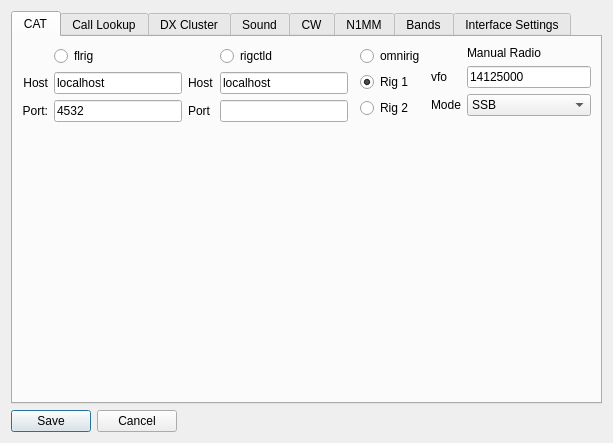
This is qsourcelogger/data/configuration.ui in kyleboyle/not1mm as Qt 5 draws it before an edit. The edited form follows.
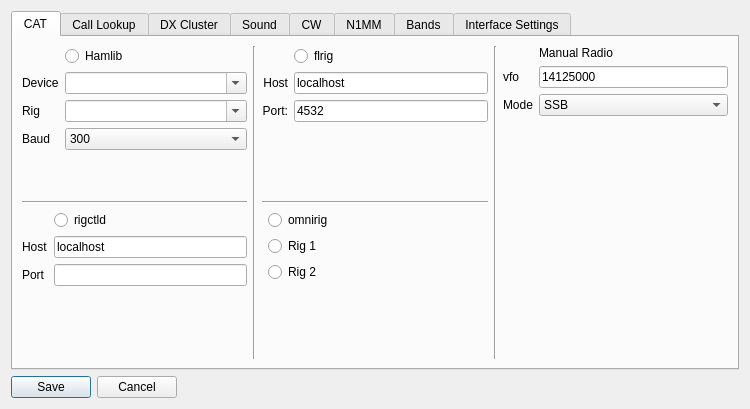
This is the edited form.

Commit message: support hamlib cat control

The edit to the form file:
```diff
--- a/qsourcelogger/data/configuration.ui
+++ b/qsourcelogger/data/configuration.ui
@@ -6,8 +6,8 @@
    <rect>
     <x>0</x>
     <y>0</y>
-    <width>613</width>
-    <height>443</height>
+    <width>750</width>
+    <height>409</height>
    </rect>
   </property>
   <property name="windowTitle">
@@ -58,71 +58,127 @@
       </attribute>
       <layout class="QHBoxLayout" name="horizontalLayout_4">
        <item>
-        <layout class="QFormLayout" name="formLayout">
-         <item row="1" column="0">
-          <widget class="QLabel" name="label_6">
-           <property name="text">
-            <string>Host</string>
-           </property>
-           <property name="alignment">
-            <set>Qt::AlignRight|Qt::AlignTrailing|Qt::AlignVCenter</set>
-           </property>
-          </widget>
-         </item>
-         <item row="1" column="1">
-          <widget class="QLineEdit" name="cat_flrig_ip">
-           <property name="text">
-            <string>localhost</string>
-           </property>
-          </widget>
-         </item>
-         <item row="2" column="1">
-          <widget class="QLineEdit" name="cat_flrig_port">
-           <property name="accessibleName">
-            <string>port number</string>
-           </property>
-           <property name="accessibleDescription">
-            <string>port number of rig control d or f l rig.</string>
-           </property>
-           <property name="inputMethodHints">
-            <set>Qt::ImhDigitsOnly</set>
-           </property>
-           <property name="text">
-            <string>4532</string>
-           </property>
-          </widget>
-         </item>
-         <item row="2" column="0">
-          <widget class="QLabel" name="label_7">
-           <property name="text">
-            <string>Port:</string>
-           </property>
-           <property name="alignment">
-            <set>Qt::AlignRight|Qt::AlignTrailing|Qt::AlignVCenter</set>
-           </property>
-          </widget>
-         </item>
+        <layout class="QVBoxLayout" name="verticalLayout_3">
+         <item>
+          <layout class="QFormLayout" name="formLayout_2">
          <item row="0" column="1">
-          <widget class="QRadioButton" name="cat_enable_flrig">
-           <property name="accessibleName">
-            <string>f l rig</string>
-           </property>
-           <property name="accessibleDescription">
-            <string>use f l rig</string>
-           </property>
-           <property name="styleSheet">
-            <string notr="true"/>
-           </property>
+            <widget class="QRadioButton" name="cat_enable_hamlib">
            <property name="text">
-            <string>flrig</string>
+              <string>Hamlib</string>
            </property>
            <attribute name="buttonGroup">
             <string notr="true">buttonGroup</string>
            </attribute>
           </widget>
          </item>
-        </layout>
-       </item>
+           <item row="1" column="1">
+            <widget class="QComboBox" name="cat_hamlib_dev">
+             <property name="editable">
+              <bool>true</bool>
+             </property>
+            </widget>
+           </item>
+           <item row="1" column="0">
+            <widget class="QLabel" name="label_24">
+             <property name="text">
+              <string>Device</string>
+             </property>
+            </widget>
+           </item>
+           <item row="2" column="1">
+            <widget class="QComboBox" name="cat_hamlib_rig">
+             <property name="editable">
+              <bool>true</bool>
+             </property>
+            </widget>
+           </item>
+           <item row="3" column="1">
+            <widget class="QComboBox" name="cat_hamlib_baud">
+             <item>
+              <property name="text">
+               <string>300</string>
+              </property>
+             </item>
+             <item>
+              <property name="text">
+               <string>600</string>
+              </property>
+             </item>
+             <item>
+              <property name="text">
+               <string>1200</string>
+              </property>
+             </item>
+             <item>
+              <property name="text">
+               <string>2400</string>
+              </property>
+             </item>
+             <item>
+              <property name="text">
+               <string>4800</string>
+              </property>
+             </item>
+             <item>
+              <property name="text">
+               <string>9600</string>
+              </property>
+             </item>
+             <item>
+              <property name="text">
+               <string>19200</string>
+              </property>
+             </item>
+             <item>
+              <property name="text">
+               <string>38400</string>
+              </property>
+             </item>
+             <item>
+              <property name="text">
+               <string>57600</string>
+              </property>
+             </item>
+             <item>
+              <property name="text">
+               <string>115200</string>
+              </property>
+             </item>
+             <item>
+              <property name="text">
+               <string>230400</string>
+              </property>
+             </item>
+             <item>
+              <property name="text">
+               <string>460800</string>
+              </property>
+             </item>
+            </widget>
+           </item>
+           <item row="2" column="0">
+            <widget class="QLabel" name="label_25">
+             <property name="text">
+              <string>Rig</string>
+             </property>
+            </widget>
+           </item>
+           <item row="3" column="0">
+            <widget class="QLabel" name="label_26">
+             <property name="text">
+              <string>Baud</string>
+             </property>
+            </widget>
+           </item>
+          </layout>
+         </item>
+         <item>
+          <widget class="Line" name="line">
+           <property name="orientation">
+            <enum>Qt::Horizontal</enum>
+           </property>
+          </widget>
+         </item>
        <item>
         <layout class="QFormLayout" name="formLayout_2">
          <item row="2" column="0">
@@ -171,6 +227,90 @@
          </item>
         </layout>
        </item>
+        </layout>
+       </item>
+       <item>
+        <widget class="Line" name="line_2">
+         <property name="orientation">
+          <enum>Qt::Vertical</enum>
+         </property>
+        </widget>
+       </item>
+       <item>
+        <layout class="QVBoxLayout" name="verticalLayout_5">
+         <item>
+          <layout class="QFormLayout" name="formLayout">
+           <item row="0" column="1">
+            <widget class="QRadioButton" name="cat_enable_flrig">
+             <property name="accessibleName">
+              <string>f l rig</string>
+             </property>
+             <property name="accessibleDescription">
+              <string>use f l rig</string>
+             </property>
+             <property name="styleSheet">
+              <string notr="true"/>
+             </property>
+             <property name="text">
+              <string>flrig</string>
+             </property>
+             <attribute name="buttonGroup">
+              <string notr="true">buttonGroup</string>
+             </attribute>
+            </widget>
+           </item>
+           <item row="1" column="0">
+            <widget class="QLabel" name="label_6">
+             <property name="text">
+              <string>Host</string>
+             </property>
+             <property name="alignment">
+              <set>Qt::AlignRight|Qt::AlignTrailing|Qt::AlignVCenter</set>
+             </property>
+            </widget>
+           </item>
+           <item row="1" column="1">
+            <widget class="QLineEdit" name="cat_flrig_ip">
+             <property name="text">
+              <string>localhost</string>
+             </property>
+            </widget>
+           </item>
+           <item row="2" column="0">
+            <widget class="QLabel" name="label_7">
+             <property name="text">
+              <string>Port:</string>
+             </property>
+             <property name="alignment">
+              <set>Qt::AlignRight|Qt::AlignTrailing|Qt::AlignVCenter</set>
+             </property>
+            </widget>
+           </item>
+           <item row="2" column="1">
+            <widget class="QLineEdit" name="cat_flrig_port">
+             <property name="accessibleName">
+              <string>port number</string>
+             </property>
+             <property name="accessibleDescription">
+              <string>port number of rig control d or f l rig.</string>
+             </property>
+             <property name="inputMethodHints">
+              <set>Qt::ImhDigitsOnly</set>
+             </property>
+             <property name="text">
+              <string>4532</string>
+             </property>
+            </widget>
+           </item>
+          </layout>
+         </item>
+         <item>
+          <widget class="Line" name="line_4">
+           <property name="orientation">
+            <enum>Qt::Horizontal</enum>
+           </property>
+          </widget>
+         </item>
        <item>
         <layout class="QFormLayout" name="formLayout_4">
          <item row="0" column="1">
@@ -189,7 +329,7 @@
             <string>Rig 1</string>
            </property>
            <property name="checked">
-            <bool>true</bool>
+              <bool>false</bool>
            </property>
            <attribute name="buttonGroup">
             <string notr="true">buttonGroup_3</string>
@@ -208,8 +348,17 @@
          </item>
         </layout>
        </item>
+        </layout>
+       </item>
        <item>
-        <layout class="QFormLayout" name="omnirig_layout">
+        <widget class="Line" name="line_3">
+         <property name="orientation">
+          <enum>Qt::Vertical</enum>
+         </property>
+        </widget>
+       </item>
+       <item>
+        <layout class="QFormLayout" name="manual_layout">
          <item row="1" column="0">
           <widget class="QLabel" name="label_12">
            <property name="text">
```
Left out of the diff: 63 changed lines with no effect on the pictures. Lines whose indentation alone changed are shown as unchanged. The commit also changes 30 other files.
